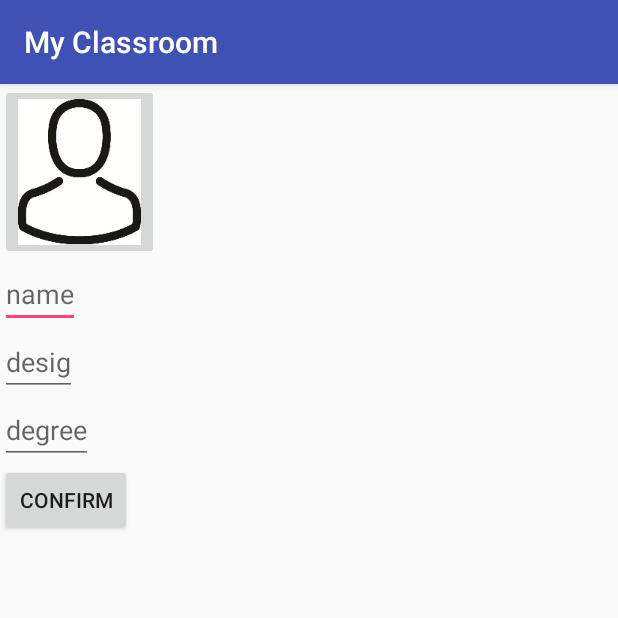
After one commit to simarsingh24/MyClassroom, an Android app: the FacultyAdd screen opened directly, with no data from a screen before it, on a phone screen of 412 x 824 dp, the top half of it. The commit adds this screen. Run offline under Robolectric (Android 15) with nearby library versions, the phone set to English and light mode, and no system bars; our stand-ins replace Firebase (no records; nobody signed in at launch, a user with empty details on screens opened directly); libraries missing offline, so code that uses them is left out: com.theartofdev.edmodo; pictures from the network do not load.

Commit message:
implemented faculty add and display section

```diff
--- a/app/src/main/AndroidManifest.xml
+++ b/app/src/main/AndroidManifest.xml
@@ -62,7 +62,8 @@
             </intent-filter>
         </activity>
         <activity android:name=".Register" />
-        <activity android:name=".faculty"></activity>
+        <activity android:name=".faculty" />
+        <activity android:name=".FacultyAdd"></activity>
     </application>
 
 </manifest>
--- /dev/null
+++ b/app/src/main/java/com/svnit/harsimar/myclassroom/FacultyAdd.java
@@ -0,0 +1,142 @@
+package com.svnit.harsimar.myclassroom;
+
+import android.app.ProgressDialog;
+import android.content.Intent;
+import android.media.Image;
+import android.net.Uri;
+import android.support.annotation.NonNull;
+import android.support.v7.app.AppCompatActivity;
+import android.os.Bundle;
+import android.text.TextUtils;
+import android.view.View;
+import android.widget.Button;
+import android.widget.EditText;
+import android.widget.ImageButton;
+import android.widget.TextView;
+import android.widget.Toast;
+
+import com.google.android.gms.tasks.OnFailureListener;
+import com.google.android.gms.tasks.OnSuccessListener;
+import com.google.firebase.database.DatabaseReference;
+import com.google.firebase.database.FirebaseDatabase;
+import com.google.firebase.storage.FirebaseStorage;
+import com.google.firebase.storage.StorageReference;
+import com.google.firebase.storage.UploadTask;
+import com.theartofdev.edmodo.cropper.CropImage;
+import com.theartofdev.edmodo.cropper.CropImageView;
+
+public class FacultyAdd extends AppCompatActivity {
+
+    private ImageButton facultyProfilePhoto;
+    private EditText facultyName;
+    private EditText facultyDesig;
+    private EditText facultyDegree;
+    private Button facultyDetailsSendBtn;
+
+    private Uri facultyProfilePhotoUri;
+    private static final int GALLERY_REQUEST=1;
+    private StorageReference mStorage;
+    private ProgressDialog mProgress;
+    private DatabaseReference mDatabase;
+
+
+    @Override
+    protected void onCreate(Bundle savedInstanceState) {
+        super.onCreate(savedInstanceState);
+        setContentView(R.layout.activity_faculty_add);
+
+        mStorage= FirebaseStorage.getInstance().getReference();
+        mDatabase= FirebaseDatabase.getInstance().getReference().child("Faculty");
+
+        facultyProfilePhoto=(ImageButton)findViewById(R.id.faculty_image_select_btn);
+        facultyName=(EditText)findViewById(R.id.faculty_name_select_et);
+        facultyDegree=(EditText)findViewById(R.id.faculty_degree_select_et);
+        facultyDesig=(EditText)findViewById(R.id.faculty_desig_select_et);
+        facultyDetailsSendBtn=(Button)findViewById(R.id.faculty_details_confirm);
+        mProgress=new ProgressDialog(this);
+
+        facultyProfilePhoto.setOnClickListener(new View.OnClickListener() {
+            @Override
+            public void onClick(View v) {
+                Intent galleryIntent = new Intent(Intent.ACTION_GET_CONTENT);
+                galleryIntent.setType("image/*");
+                startActivityForResult(
+                        Intent.createChooser(galleryIntent, "Select Picture"), GALLERY_REQUEST);
+            }
+        });
+        facultyDetailsSendBtn.setOnClickListener(new View.OnClickListener(){
+            @Override
+            public void onClick(View v) {
+
+                if(facultyName.getText().toString().trim().isEmpty() ||
+                        facultyDegree.getText().toString().trim().isEmpty()||
+                        facultyDesig.getText().toString().trim().isEmpty()){
+                    Toast.makeText(FacultyAdd.this,"Fields cannot be empty!",Toast.LENGTH_SHORT).show();
+                }else  startAdding();
+            }
+        });
+
+    }
+
+    private void startAdding() {
+
+        mProgress.setMessage("Adding new faculty member...");
+        final String name_val=facultyName.getText().toString().trim();
+        final String desig_val=facultyDesig.getText().toString().trim();
+        final String degree_val=facultyDegree.getText().toString().trim();
+        if(!TextUtils.isEmpty(name_val)&& !TextUtils.isEmpty(desig_val)&& !TextUtils.isEmpty(degree_val)
+                && facultyProfilePhotoUri!=null) {
+            mProgress.show();
+            StorageReference filepath=
+                    mStorage.child("FacultyProfileImages").child(facultyProfilePhotoUri.getLastPathSegment());
+            filepath.putFile(facultyProfilePhotoUri).addOnSuccessListener(new OnSuccessListener<UploadTask.TaskSnapshot>() {
+                @Override
+                public void onSuccess(UploadTask.TaskSnapshot taskSnapshot) {
+                    Uri downloadUrl = taskSnapshot.getDownloadUrl();
+                    Toast.makeText(FacultyAdd.this,"Done Adding.",Toast.LENGTH_SHORT).show();
+                    DatabaseReference newPost=mDatabase.push();
+
+                    newPost.child("name").setValue(name_val);
+                    newPost.child("degree").setValue(degree_val);
+                    newPost.child(("desig")).setValue(desig_val);
+                    newPost.child("profilePhoto").setValue(downloadUrl.toString());
+                    mProgress.dismiss();
+                    finish();
+
+                }
+            }).addOnFailureListener(new OnFailureListener() {
+                @Override
+                public void onFailure(@NonNull Exception e) {
+                    Toast.makeText(FacultyAdd.this,"Something went wrong!",Toast.LENGTH_SHORT).show();
+                    mProgress.dismiss();
+                }
+            });
+
+
+
+        }
+
+    }
+
+
+    @Override
+    protected void onActivityResult(int requestCode, int resultCode, Intent data) {
+        super.onActivityResult(requestCode, resultCode, data);
+
+        if(requestCode==GALLERY_REQUEST){
+            facultyProfilePhotoUri=data.getData();
+            CropImage.activity(facultyProfilePhotoUri).setGuidelines(CropImageView.Guidelines.ON).start(this);
+        }
+        if (requestCode == CropImage.CROP_IMAGE_ACTIVITY_REQUEST_CODE) {
+            CropImage.ActivityResult result = CropImage.getActivityResult(data);
+            if (resultCode == RESULT_OK) {
+                Uri resultUri = result.getUri();
+                facultyProfilePhoto.setImageURI(resultUri);
+                facultyProfilePhotoUri=resultUri;
+            } else if (resultCode == CropImage.CROP_IMAGE_ACTIVITY_RESULT_ERROR_CODE) {
+                Exception error = result.getError();
+            }
+        }
+
+    }
+}
--- a/app/src/main/java/com/svnit/harsimar/myclassroom/MainActivity.java
+++ b/app/src/main/java/com/svnit/harsimar/myclassroom/MainActivity.java
@@ -92,6 +92,8 @@ public class MainActivity extends AppCompatActivity
             startActivity(launch_bc_connect);
 
         } else if (id == R.id.nav_faculty) {
+            Intent launch_faculty_info=new Intent(this,faculty.class);
+            startActivity(launch_faculty_info);
 
         } else if (id == R.id.nav_placement) {
 
--- /dev/null
+++ b/app/src/main/res/layout/activity_faculty_add.xml
@@ -0,0 +1,36 @@
+<?xml version="1.0" encoding="utf-8"?>
+<LinearLayout xmlns:android="http://schemas.android.com/apk/res/android"
+    xmlns:app="http://schemas.android.com/apk/res-auto"
+    xmlns:tools="http://schemas.android.com/tools"
+    android:layout_width="match_parent"
+    android:layout_height="match_parent"
+    android:orientation="vertical"
+    tools:context="com.svnit.harsimar.myclassroom.FacultyAdd">
+    <ImageButton
+        android:layout_width="wrap_content"
+        android:layout_height="wrap_content"
+        android:src="@mipmap/avatar"
+        android:id="@+id/faculty_image_select_btn"
+        />
+    <EditText
+        android:layout_width="wrap_content"
+        android:layout_height="wrap_content"
+        android:hint="name"
+        android:id="@+id/faculty_name_select_et"/>
+    <EditText
+        android:layout_width="wrap_content"
+        android:layout_height="wrap_content"
+        android:hint="desig"
+        android:id="@+id/faculty_desig_select_et"/>
+    <EditText
+        android:layout_width="wrap_content"
+        android:layout_height="wrap_content"
+        android:hint="degree"
+        android:id="@+id/faculty_degree_select_et"/>
+    <Button
+        android:layout_width="wrap_content"
+        android:layout_height="wrap_content"
+        android:id="@+id/faculty_details_confirm"
+        android:text="Confirm"/>
+
+</LinearLayout>
```
Also changed, not shown: app/src/main/java/com/svnit/harsimar/myclassroom/faculty.java (+84 -0 lines), app/src/main/java/com/svnit/harsimar/myclassroom/faculty_data.java (added, +85 -0 lines).
